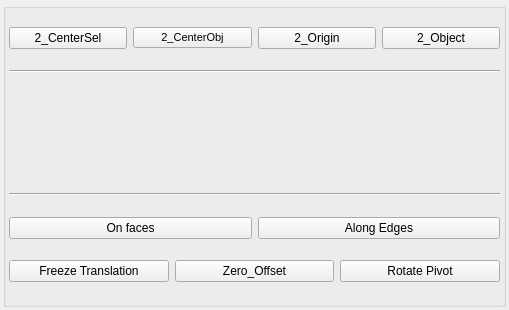
First picture: the form in src/developer/main/pivottools/widget/ui/pivotUI.ui, repository code-google-com/mayatools, before the edit.
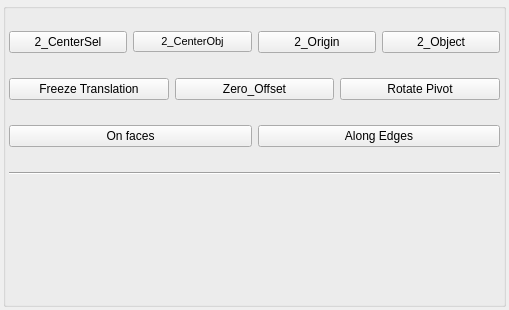
Second picture: the form after the edit. Icons and pictures are not drawn.

The edit to the form file:
```diff
--- a/src/developer/main/pivottools/widget/ui/pivotUI.ui
+++ b/src/developer/main/pivottools/widget/ui/pivotUI.ui
@@ -118,6 +118,49 @@
          </item>
         </layout>
        </item>
+       <item>
+        <layout class="QHBoxLayout" name="horizontalLayout_2">
+         <item>
+          <widget class="QPushButton" name="btnFreezeTransform">
+           <property name="text">
+            <string>Freeze Translation</string>
+           </property>
+          </widget>
+         </item>
+         <item>
+          <widget class="QPushButton" name="btnZeroOffset">
+           <property name="text">
+            <string>Zero_Offset</string>
+           </property>
+          </widget>
+         </item>
+         <item>
+          <widget class="QPushButton" name="btnRotatePivot">
+           <property name="text">
+            <string>Rotate Pivot</string>
+           </property>
+          </widget>
+         </item>
+        </layout>
+       </item>
+       <item>
+        <layout class="QHBoxLayout" name="horizontalLayout_3">
+         <item>
+          <widget class="QPushButton" name="btnPivotOnFace">
+           <property name="text">
+            <string>On faces</string>
+           </property>
+          </widget>
+         </item>
+         <item>
+          <widget class="QPushButton" name="btnSetPivotAlongEdge">
+           <property name="text">
+            <string>Along Edges</string>
+           </property>
+          </widget>
+         </item>
+        </layout>
+       </item>
        <item>
         <widget class="Line" name="line_2">
          <property name="orientation">
@@ -453,56 +496,6 @@
          </item>
         </layout>
        </item>
-       <item>
-        <widget class="Line" name="line">
-         <property name="orientation">
-          <enum>Qt::Horizontal</enum>
-         </property>
-        </widget>
-       </item>
-       <item>
-        <layout class="QHBoxLayout" name="horizontalLayout_3">
-         <item>
-          <widget class="QPushButton" name="pushButton_4">
-           <property name="text">
-            <string>On faces</string>
-           </property>
-          </widget>
-         </item>
-         <item>
-          <widget class="QPushButton" name="btnSetPivotAlongEdge">
-           <property name="text">
-            <string>Along Edges</string>
-           </property>
-          </widget>
-         </item>
-        </layout>
-       </item>
-       <item>
-        <layout class="QHBoxLayout" name="horizontalLayout_2">
-         <item>
-          <widget class="QPushButton" name="pushButton_2">
-           <property name="text">
-            <string>Freeze Translation</string>
-           </property>
-          </widget>
-         </item>
-         <item>
-          <widget class="QPushButton" name="btnZeroOffset">
-           <property name="text">
-            <string>Zero_Offset</string>
-           </property>
-          </widget>
-         </item>
-         <item>
-          <widget class="QPushButton" name="pushButton">
-           <property name="text">
-            <string>Rotate Pivot</string>
-           </property>
-          </widget>
-         </item>
-        </layout>
-       </item>
       </layout>
      </widget>
     </item>
```
